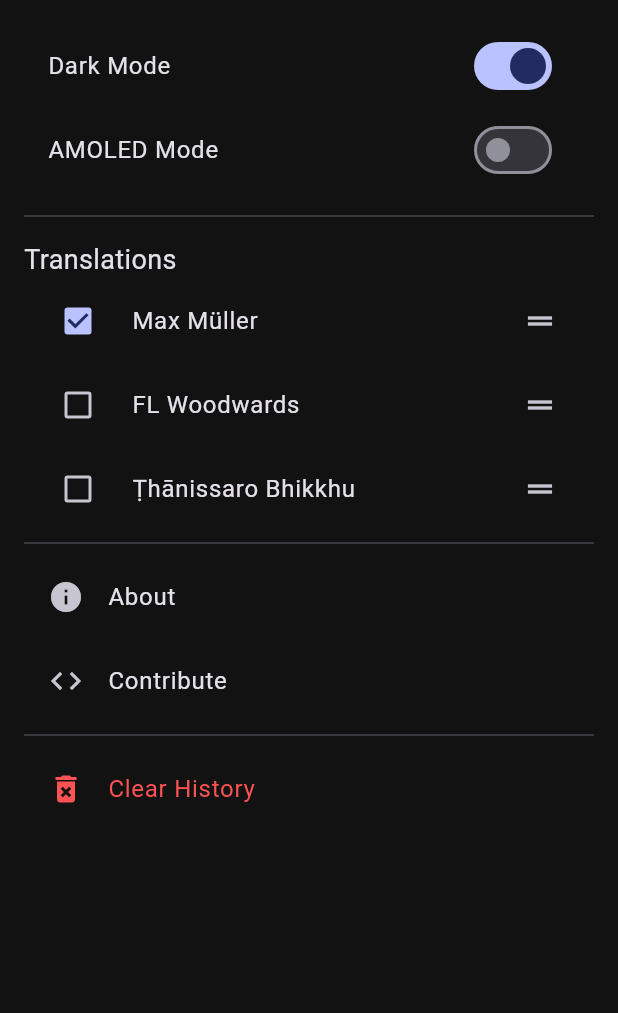
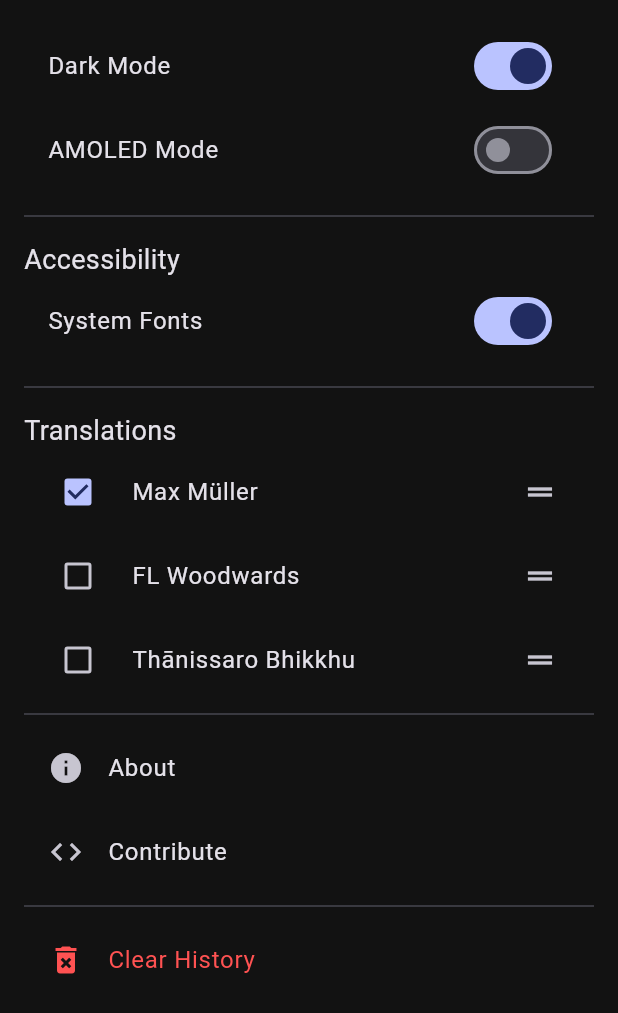
Before and after one commit to s4nj1th/dhammapada, a Flutter app: the SettingsScreen screen opened by its route, after a tap on "Dark Mode", on a phone screen of 412 x 824 dp. Shown: the top 1013 px of the screen. Run offline on Flutter 3.47's test engine with Material 3 defaults, Android fonts, the phone set to English and light mode, and no system bars; drawn by our look-alikes of dynamic_color; our stand-ins replace shared_preferences; accounts and stored records are empty.

Commit message:
big changes > renamed files and elements > added an unused sepia mode > added system fonts toggle

```diff
--- a/lib/main.dart
+++ b/lib/main.dart
@@ -5,15 +5,20 @@ import 'package:dynamic_color/dynamic_color.dart';
 import 'screens/home_screen.dart';
 import 'screens/settings_screen.dart';
 import 'theme_notifier.dart';
-import 'providers/saved_verses_provider.dart';
+import 'providers/bookmarks_provider.dart';
 import 'providers/verse_tracker_provider.dart';
 import 'providers/translations_provider.dart';
 
-void main() {
+void main() async {
+  WidgetsFlutterBinding.ensureInitialized();
+
+  final themeNotifier = ThemeNotifier();
+  await themeNotifier.loadPreferences();
+
   runApp(
     MultiProvider(
       providers: [
-        ChangeNotifierProvider(create: (_) => ThemeNotifier()),
+        ChangeNotifierProvider<ThemeNotifier>.value(value: themeNotifier),
         ChangeNotifierProvider(create: (_) => SavedVersesProvider()),
         ChangeNotifierProvider(create: (_) => VerseTrackerProvider()),
         ChangeNotifierProvider(create: (_) => TranslationsProvider()),
@@ -28,7 +33,11 @@ class MyApp extends StatelessWidget {
 
   static final _fallbackSeedColor = Colors.indigo;
 
-  ThemeData _themeFromScheme(ColorScheme scheme, {bool isAmoled = false}) {
+  ThemeData _themeFromScheme(
+    ColorScheme scheme, {
+    required bool isAmoled,
+    required bool useSystemFont,
+  }) {
     final isDark = scheme.brightness == Brightness.dark;
 
     final scaffoldColor = isAmoled
@@ -37,16 +46,20 @@ class MyApp extends StatelessWidget {
         ? const Color(0xFF121212)
         : null;
 
+    final font = useSystemFont ? null : 'Atkinson Hyperlegible';
+
     return ThemeData(
       colorScheme: scheme,
       useMaterial3: true,
       scaffoldBackgroundColor: scaffoldColor,
       canvasColor: isAmoled ? Colors.black : null,
       cardColor: isAmoled ? const Color(0xFF1A1A1A) : null,
+      fontFamily: font,
       appBarTheme: AppBarTheme(
         backgroundColor: isAmoled ? Colors.black : scheme.surface,
-        actionsPadding: EdgeInsets.symmetric(horizontal: 10),
+        actionsPadding: const EdgeInsets.symmetric(horizontal: 10),
         titleTextStyle: TextStyle(
+          fontFamily: font,
           fontWeight: FontWeight.bold,
           fontSize: 24,
           color: isAmoled ? Colors.white : scheme.onSurface,
@@ -75,15 +88,21 @@ class MyApp extends StatelessWidget {
               brightness: Brightness.dark,
             );
 
-        final darkTheme = themeNotifier.isAmoled
-            ? _themeFromScheme(darkScheme, isAmoled: true)
-            : _themeFromScheme(darkScheme);
+        final darkTheme = _themeFromScheme(
+          darkScheme,
+          isAmoled: themeNotifier.isAmoled,
+          useSystemFont: themeNotifier.useSystemFont,
+        );
 
         return MaterialApp(
           title: 'PocketDhamma',
           debugShowCheckedModeBanner: false,
           themeMode: themeNotifier.themeMode,
-          theme: _themeFromScheme(lightScheme),
+          theme: _themeFromScheme(
+            lightScheme,
+            isAmoled: false,
+            useSystemFont: themeNotifier.useSystemFont,
+          ),
           darkTheme: darkTheme,
           initialRoute: '/',
           routes: {
--- a/lib/providers/translations_provider.dart
+++ b/lib/providers/translations_provider.dart
@@ -7,7 +7,7 @@ class TranslationsProvider with ChangeNotifier {
   final Map<String, String> _allTranslations = {
     'max_muller': 'Max Müller',
     'woodwards': 'FL Woodwards',
-    'thannisaro': 'Ṭhānissaro Bhikkhu',
+    'thanissaro': 'Thānissaro Bhikkhu',
   };
 
   static const _prefsSelectedKey = 'selected_translations';
--- a/lib/screens/saved_verses_screen.dart
+++ b/lib/screens/bookmarks_screen.dart
@@ -1,7 +1,7 @@
 import 'package:flutter/material.dart';
 import 'package:provider/provider.dart';
 import '../models/chapters.dart';
-import '../providers/saved_verses_provider.dart';
+import '../providers/bookmarks_provider.dart';
 import 'verse_screen.dart';
 
 class SavedVersesScreen extends StatelessWidget {
--- a/lib/screens/home_screen.dart
+++ b/lib/screens/home_screen.dart
@@ -4,7 +4,7 @@ import 'package:flutter/services.dart';
 import '../models/verses.dart';
 import '../models/chapters.dart';
 import '/screens/verse_screen.dart';
-import '/screens/saved_verses_screen.dart';
+import 'bookmarks_screen.dart';
 import '/screens/history_screen.dart';
 import '/screens/settings_screen.dart';
 import 'package:provider/provider.dart';
@@ -122,7 +122,7 @@ class _HomeScreenState extends State<HomeScreen>
               child: Center(
                 child: Image.asset(
                   'assets/icon.png',
-                  height: 150,
+                  height: 180,
                   fit: BoxFit.contain,
                 ),
               ),
@@ -138,6 +138,7 @@ class _HomeScreenState extends State<HomeScreen>
               label: Text(
                 lastViewed == null ? 'Start anew' : 'Continue where you left',
                 textAlign: TextAlign.center,
+                style: TextStyle(fontWeight: FontWeight.bold),
               ),
               onPressed: () async {
                 if (lastViewed != null) {
@@ -179,7 +180,7 @@ class _HomeScreenState extends State<HomeScreen>
               },
             ),
           ),
-          const SizedBox(height: 30),
+          const SizedBox(height: 60),
         ],
       ),
     );
@@ -244,7 +245,10 @@ class _HomeScreenState extends State<HomeScreen>
                             ),
                           );
                         },
-                        child: const Text('Read Chapter'),
+                        child: const Text(
+                          'Read Chapter',
+                          style: TextStyle(fontWeight: FontWeight.bold),
+                        ),
                       ),
                     ],
                   ),
@@ -291,7 +295,10 @@ class _HomeScreenState extends State<HomeScreen>
                             ),
                           );
                         },
-                        child: const Text('Read Verse'),
+                        child: const Text(
+                          'Read Verse',
+                          style: TextStyle(fontWeight: FontWeight.bold),
+                        ),
                       ),
                     ],
                   ),
@@ -330,9 +337,11 @@ class _HomeScreenState extends State<HomeScreen>
             mainAxisAlignment: MainAxisAlignment.center,
             crossAxisAlignment: CrossAxisAlignment.start,
             children: [
+              const SizedBox(height: 30),
               Flexible(flex: 4, child: leftContent),
               const SizedBox(width: 40),
               Flexible(flex: 5, child: rightContent),
+              const SizedBox(height: 30),
             ],
           ),
         ),
@@ -357,7 +366,7 @@ class _HomeScreenState extends State<HomeScreen>
         ? _selectedChapterId
         : chapters.keys.first;
 
-    const titles = ['Chapters', 'Saved Verses', 'History', 'Settings'];
+    const titles = ['Reader', 'Bookmarks', 'History', 'Settings'];
     const icons = [Icons.book, Icons.bookmark, Icons.history, Icons.settings];
 
     return Scaffold(
--- a/lib/screens/settings_screen.dart
+++ b/lib/screens/settings_screen.dart
@@ -32,6 +32,20 @@ class SettingsScreen extends StatelessWidget {
             onChanged: isDark ? themeNotifier.toggleAmoled : null,
           ),
 
+          const Divider(height: 32),
+
+          const Text('Accessibility', style: TextStyle(fontSize: 18)),
+          SwitchListTile(
+            title: const Text('System Fonts'),
+            value: themeNotifier.useSystemFont,
+            onChanged: (val) => themeNotifier.toggleFont(val),
+          ),
+
+          // SwitchListTile(
+          //   title: const Text('Sepia Mode'),
+          //   value: themeNotifier.sepiaMode,
+          //   onChanged: (val) => themeNotifier.toggleSepia(val),
+          // ),
           const Divider(height: 32),
 
           const Text('Translations', style: TextStyle(fontSize: 18)),
@@ -69,7 +83,7 @@ class SettingsScreen extends StatelessWidget {
               showAboutDialog(
                 context: context,
                 applicationName: 'PocketDhamma',
-                applicationVersion: '1.0.0',
+                applicationVersion: '0.0.0',
               );
             },
           ),
--- a/lib/theme_notifier.dart
+++ b/lib/theme_notifier.dart
@@ -1,47 +1,52 @@
 import 'package:flutter/material.dart';
 import 'package:shared_preferences/shared_preferences.dart';
 
-class ThemeNotifier extends ChangeNotifier {
+class ThemeNotifier with ChangeNotifier {
   ThemeMode _themeMode = ThemeMode.system;
   bool _isAmoled = false;
+  bool _useSystemFont = false;
+  bool _sepiaMode = false;
 
   ThemeMode get themeMode => _themeMode;
   bool get isAmoled => _isAmoled;
+  bool get useSystemFont => _useSystemFont;
+  bool get sepiaMode => _sepiaMode;
 
-  ThemeNotifier() {
-    _loadTheme();
-  }
-
-  void toggleTheme(bool isDark) {
-    _themeMode = isDark ? ThemeMode.dark : ThemeMode.light;
-    _saveTheme();
+  Future<void> loadPreferences() async {
+    final prefs = await SharedPreferences.getInstance();
+    final theme = prefs.getString('themeMode') ?? 'system';
+    _themeMode = ThemeMode.values.firstWhere((e) => e.name == theme);
+    _isAmoled = prefs.getBool('isAmoled') ?? false;
+    _useSystemFont = prefs.getBool('useSystemFont') ?? true;
+    _sepiaMode = prefs.getBool('sepiaMode') ?? false;
     notifyListeners();
   }
 
-  void toggleAmoled(bool value) {
-    _isAmoled = value;
-    _saveTheme();
+  void toggleTheme(bool isDark) async {
+    _themeMode = isDark ? ThemeMode.dark : ThemeMode.light;
+    final prefs = await SharedPreferences.getInstance();
+    await prefs.setString('themeMode', _themeMode.name);
     notifyListeners();
   }
 
-  Future<void> _loadTheme() async {
+  void toggleAmoled(bool val) async {
+    _isAmoled = val;
     final prefs = await SharedPreferences.getInstance();
-
-    if (prefs.containsKey('isDarkTheme')) {
-      final isDark = prefs.getBool('isDarkTheme') ?? false;
-      _themeMode = isDark ? ThemeMode.dark : ThemeMode.light;
-    } else {
-      _themeMode = ThemeMode.system;
-    }
-
-    _isAmoled = prefs.getBool('isAmoled') ?? false;
-
+    await prefs.setBool('isAmoled', _isAmoled);
     notifyListeners();
   }
 
-  Future<void> _saveTheme() async {
+  void toggleFont(bool useSystem) async {
+    _useSystemFont = useSystem;
     final prefs = await SharedPreferences.getInstance();
-    await prefs.setBool('isDarkTheme', _themeMode == ThemeMode.dark);
-    await prefs.setBool('isAmoled', _isAmoled);
+    await prefs.setBool('useSystemFont', _useSystemFont);
+    notifyListeners();
+  }
+
+  void toggleSepia(bool mode) async {
+    _sepiaMode = mode;
+    final prefs = await SharedPreferences.getInstance();
+    await prefs.setBool('sepiaMode', mode);
+    notifyListeners();
   }
 }
```
Also changed, not shown: lib/screens/history_screen.dart (+12 -7 lines), lib/screens/verse_screen.dart (+10 -10 lines), pubspec.yaml (+6 -1 lines), assets/fonts/AtkinsonHyperlegible-Bold.ttf (added), assets/fonts/AtkinsonHyperlegible-Regular.ttf (added), assets/translations/thanissaro.json (renamed from assets/translations/thannisaro.json), lib/providers/bookmarks_provider.dart (renamed from lib/providers/saved_verses_provider.dart).
